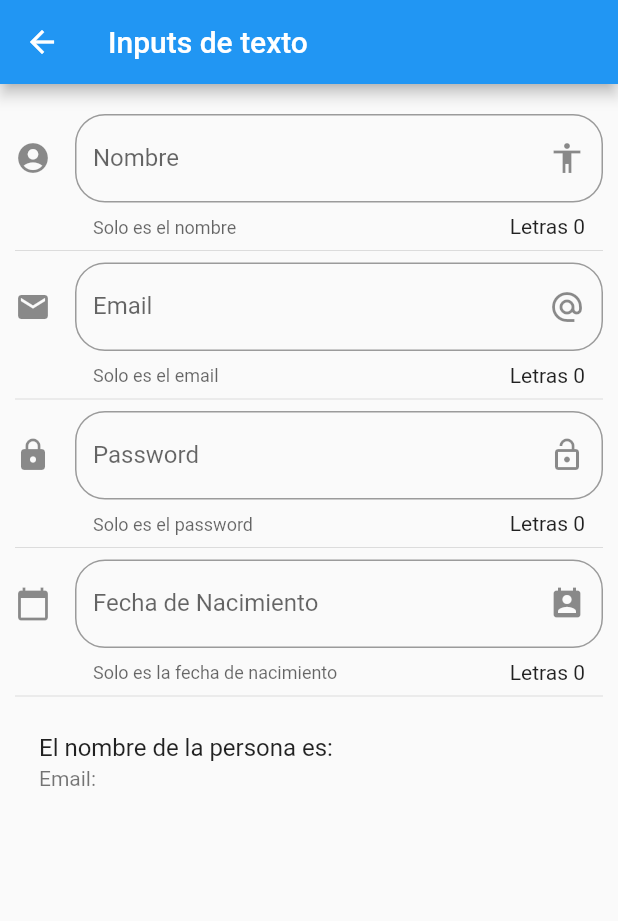
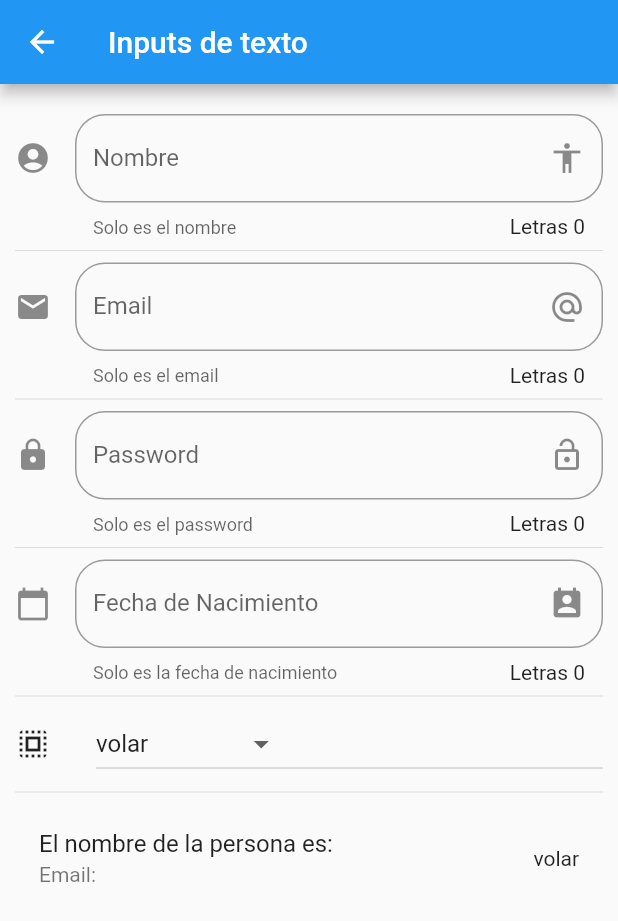
Before and after one commit to lrangelc/fluttercomponentes, a Flutter app: the InputPage screen opened by its route, on a phone screen of 412 x 824 dp. Shown: the top 921 px of the screen. Run offline on Flutter 3.47's test engine with Material 2 defaults, Android fonts, the phone set to English and light mode, and no system bars.

```diff
--- a/data/menu_opts.json
+++ b/data/menu_opts.json
@@ -30,6 +30,11 @@
             "ruta" : "inputs",
             "icon" : "input",
             "texto": "Inputs"
+        },
+        {
+            "ruta" : "slider",
+            "icon" : "tune",
+            "texto": "Sliders - Checks"
         }
     ]
 }
--- a/lib/src/pages/input_page.dart
+++ b/lib/src/pages/input_page.dart
@@ -12,8 +12,11 @@ class _InputPageState extends State<InputPage> {
   String _email = '';
   String _password = '';
   String _fecha = '';
+  String _opcionSeleccionada = 'volar';
 
-TextEditingController _inputfieldDateController = new TextEditingController();
+  List<String> _poderes = ['vision laser', 'volar', 'vision rayos X'];
+
+  TextEditingController _inputfieldDateController = new TextEditingController();
 
   @override
   Widget build(BuildContext context) {
@@ -31,6 +34,8 @@ TextEditingController _inputfieldDateController = new TextEditingController();
           _crearPassword(),
           Divider(),
           _crearFecha(context),
+          Divider(),
+          _crearDropdown(),
           Divider(),
           _crearPersona()
         ],
@@ -115,10 +120,45 @@ TextEditingController _inputfieldDateController = new TextEditingController();
     );
   }
 
+  List<DropdownMenuItem<String>> getOpcionesDropdown() {
+    List<DropdownMenuItem<String>> lista = new List();
+
+    _poderes.forEach((poder) {
+      lista.add(DropdownMenuItem(
+        value: poder,
+        child: Text(poder),
+      ));
+    });
+
+    return lista;
+  }
+
+  Widget _crearDropdown() {
+    return Row(
+      children: <Widget>[
+        Icon(Icons.select_all),
+        SizedBox(width: 30.0,),
+        Expanded(
+          child: DropdownButton(
+            value: _opcionSeleccionada,
+            items: getOpcionesDropdown(),
+            onChanged: (opt) {
+              print(opt);
+              setState(() {
+                _opcionSeleccionada = opt;
+              });
+            },
+          ),
+        )
+      ],
+    );
+  }
+
   Widget _crearPersona() {
     return ListTile(
       title: Text('El nombre de la persona es: $_nombre'),
       subtitle: Text('Email: $_email'),
+      trailing: Text(_opcionSeleccionada),
     );
   }
 
@@ -126,8 +166,8 @@ TextEditingController _inputfieldDateController = new TextEditingController();
     DateTime picked = await showDatePicker(
         context: context,
         initialDate: new DateTime.now(),
-        firstDate: new DateTime(DateTime.now().year-100),
-        lastDate: new DateTime(DateTime.now().year+1),
+        firstDate: new DateTime(DateTime.now().year - 100),
+        lastDate: new DateTime(DateTime.now().year + 1),
         locale: Locale('es'));
     if (picked != null) {
       setState(() {
--- a/lib/src/routes/routes.dart
+++ b/lib/src/routes/routes.dart
@@ -7,6 +7,7 @@ import 'package:componentes/src/pages/card_page.dart';
 import 'package:componentes/src/pages/animated_container.dart';
 import 'package:componentes/src/pages/random_container.dart';
 import 'package:componentes/src/pages/input_page.dart';
+import 'package:componentes/src/pages/slider_page.dart';
 
 Map<String, WidgetBuilder> getApplicationRoutes() {
   return {
@@ -17,5 +18,6 @@ Map<String, WidgetBuilder> getApplicationRoutes() {
     'animatedContainer': (BuildContext context) => AnimatedContainerPage(),
     'randomContainer': (BuildContext context) => RandomContainerPage(),
     'inputs': (BuildContext context) => InputPage(),
+    'slider': (BuildContext context) => SliderPage(),
   };
 }
--- a/lib/src/utils/icono_string_util.dart
+++ b/lib/src/utils/icono_string_util.dart
@@ -7,6 +7,7 @@ final _icons = <String, IconData>{
   'donut_large': Icons.donut_large,
   'shuffle': Icons.shuffle,
   'input': Icons.input,
+  'tune': Icons.tune,
 };
 
 Icon getIcon(String nombreIcono) {
```
Also changed, not shown: lib/src/pages/slider_page.dart (added, +96 -0 lines).
